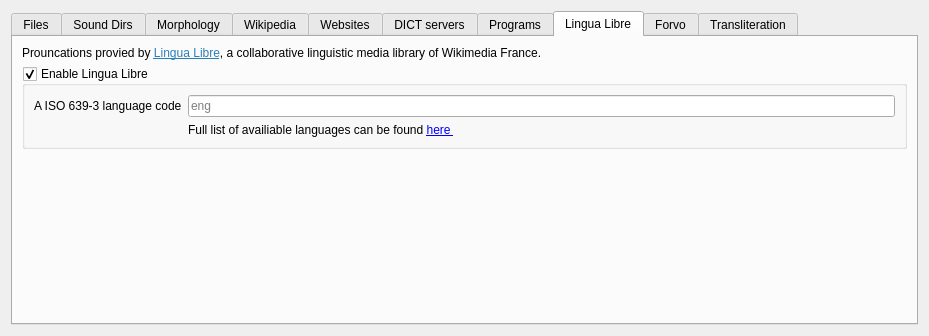
The window that sources.ui (xiaoyifang/goldendict-ng) describes before a commit, drawn with Qt 5.
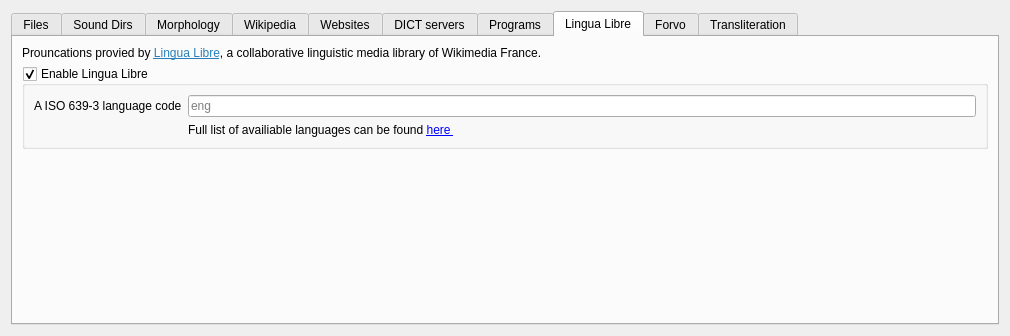
The same window after the commit. Icons and pictures are not drawn.

```diff
--- a/sources.ui
+++ b/sources.ui
@@ -6,7 +6,7 @@
    <rect>
     <x>0</x>
     <y>0</y>
-    <width>929</width>
+    <width>1010</width>
     <height>336</height>
    </rect>
   </property>
```
Left out of the diff: 3 changed lines with no effect on the pictures.
